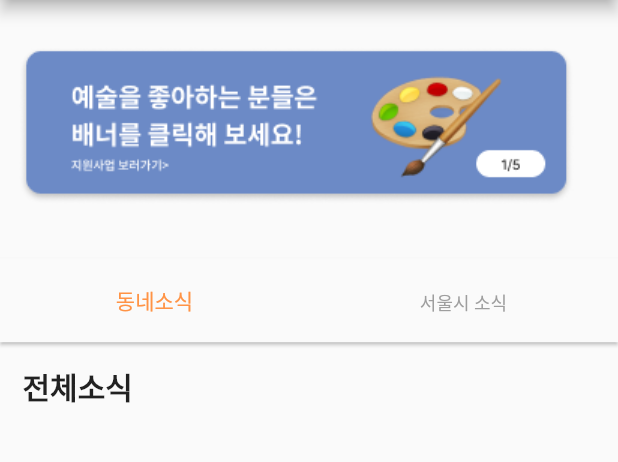
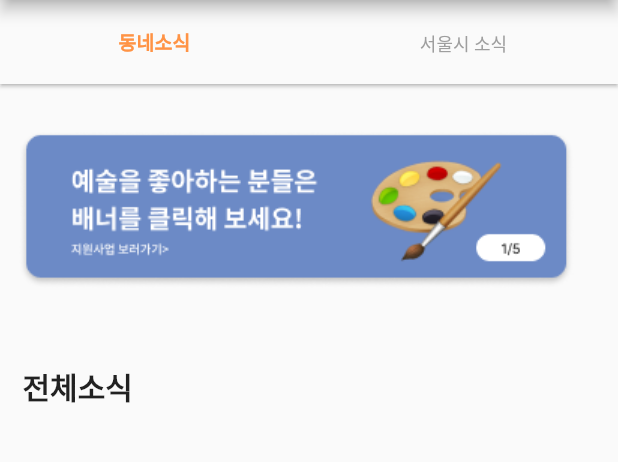
Before and after one commit to yeon220629/dongnerang, a Flutter app: the freeComponent_viewpage screen opened directly, on a phone screen of 412 x 824 dp, the part 84-546 px from its top. Run offline on Flutter 3.47's test engine with Material 2 defaults, Android fonts, the phone set to English and light mode, and no system bars; our stand-ins replace cached_network_image, cloud_firestore, firebase_auth, firebase_core, firebase_storage, flutter_easyloading and 9 more; missing offline and left inert: flutter_inappwebview, kakao_flutter_sdk, material_tag_editor; accounts and stored records are empty.

Commit message:
메인 페이지 클릭시 탭바 변경

```diff
--- a/lib/screens/mainScreen.dart
+++ b/lib/screens/mainScreen.dart
@@ -40,6 +40,8 @@ class freeComponentviewpageState extends State<freeComponent_viewpage> {
   var currentItem = "";
   String? userEmail = FirebaseAuth.instance.currentUser?.email;
   String dropdownValue = '';
+  int cuindex = 0;
+
 
   Future<void> getUserLocalData() async {
     FirebaseService.getUserLocalData(userEmail!).then((value){
@@ -173,7 +175,7 @@ class freeComponentviewpageState extends State<freeComponent_viewpage> {
     final Size size = MediaQuery.of(context).size;
     final double categoryHeight = size.height*0.30;
     // String dropdownValue = LIST_MENU[0];
-    bool isClicked = false;
+
 
     return SafeArea(
         child: Scaffold(
@@ -231,6 +233,53 @@ class freeComponentviewpageState extends State<freeComponent_viewpage> {
             height: size.height,
             child: Column(
               children: <Widget>[
+                BottomNavigationBar(
+                    currentIndex: cuindex,
+                    elevation: 1.0,
+                    showUnselectedLabels: true,
+                    showSelectedLabels: true,
+                    // selectedLabelStyle: const TextStyle(color: Colors.red),
+                    selectedItemColor: AppColors.primary,
+                    unselectedItemColor: AppColors.grey,
+                    selectedLabelStyle: TextStyle(fontWeight: FontWeight.bold,fontSize: 13),
+                    onTap: (value){
+                      setState(() {
+                        cuindex = value;
+                        if(value == 0){
+                          label = "동네소식";
+                          if(currentItem == ""){
+                            currentItem = "DONGJAK";
+                            getPostsData(currentItem);
+                          }
+                          getPostsData(currentItem);
+                        }
+                        else if(value == 1){
+                          label = "서울시 소식";
+                          getPostsData("NPO");
+                          setState(() {
+                          });
+                        }else {
+                          label = "전체 소식";
+                        }
+                      });
+                    },
+                    items: [
+                      new BottomNavigationBarItem(
+                        label: "동네소식",
+                        icon: Icon(
+                          Icons.linear_scale, size: 0,
+                          color: cuindex == 0 ? AppColors.primary : AppColors.grey,
+                          //
+                        )
+                      ),
+                      new BottomNavigationBarItem(
+                        label: "서울시 소식",
+                        icon: Icon(Icons.linear_scale, size: 0,
+                        color: cuindex == 1 ? AppColors.primary : AppColors.grey,
+                        )
+                      ),
+                    ]
+                ),
                 AnimatedOpacity(
                   opacity: closeTapContainer?0:1,
                   duration: const Duration(milliseconds: 200),
@@ -240,52 +289,6 @@ class freeComponentviewpageState extends State<freeComponent_viewpage> {
                     alignment: Alignment.topCenter,
                     height: closeTapContainer?0:categoryHeight - 75,
                     child: categoriesScroller,),
-                ),
-                BottomNavigationBar(
-                    elevation: 1.0,
-                    showUnselectedLabels: true,
-                    showSelectedLabels: true,
-                    // selectedLabelStyle: const TextStyle(color: Colors.red),
-                    selectedItemColor: AppColors.primary,
-                    unselectedItemColor: AppColors.grey,
-                    onTap: (value){
-                      setState(() {
-                        if(value == 0){
-                          label = "동네소식";
-                          isClicked = false;
-                          if(currentItem == ""){
-                            currentItem = "DONGJAK";
-                            getPostsData(currentItem);
-                          }
-                          getPostsData(currentItem);
-                        }
-                        else if(value == 1){
-                          label = "서울시 소식";
-                          isClicked = false;
-                          getPostsData("NPO");
-                          setState(() {
-                          });
-                        }else {
-                          label = "전체 소식";
-                        }
-                      });
-                    },
-                    items: [
-                      BottomNavigationBarItem(
-                        label: "동네소식",
-                        icon: Icon(
-                          Icons.linear_scale, size: 0,
-                          color: isClicked == true ? AppColors.primary : AppColors.grey,
-                          //
-                        )
-                      ),
-                      BottomNavigationBarItem(
-                        label: "서울시 소식",
-                        icon: Icon(Icons.linear_scale, size: 0,
-                        color: isClicked == true ? AppColors.primary : AppColors.grey,
-                        )
-                      ),
-                    ]
                 ),
                 Container(
                   alignment: Alignment.centerLeft,
```
Also changed, not shown: lib/screens/login.screen.dart (+6 -6 lines).
